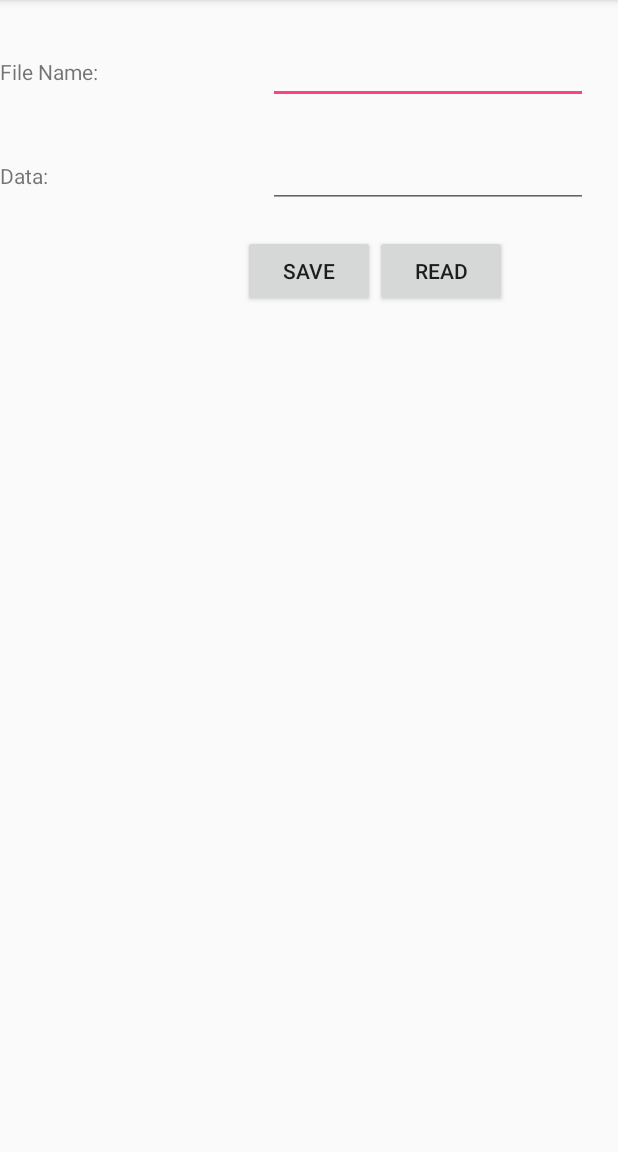
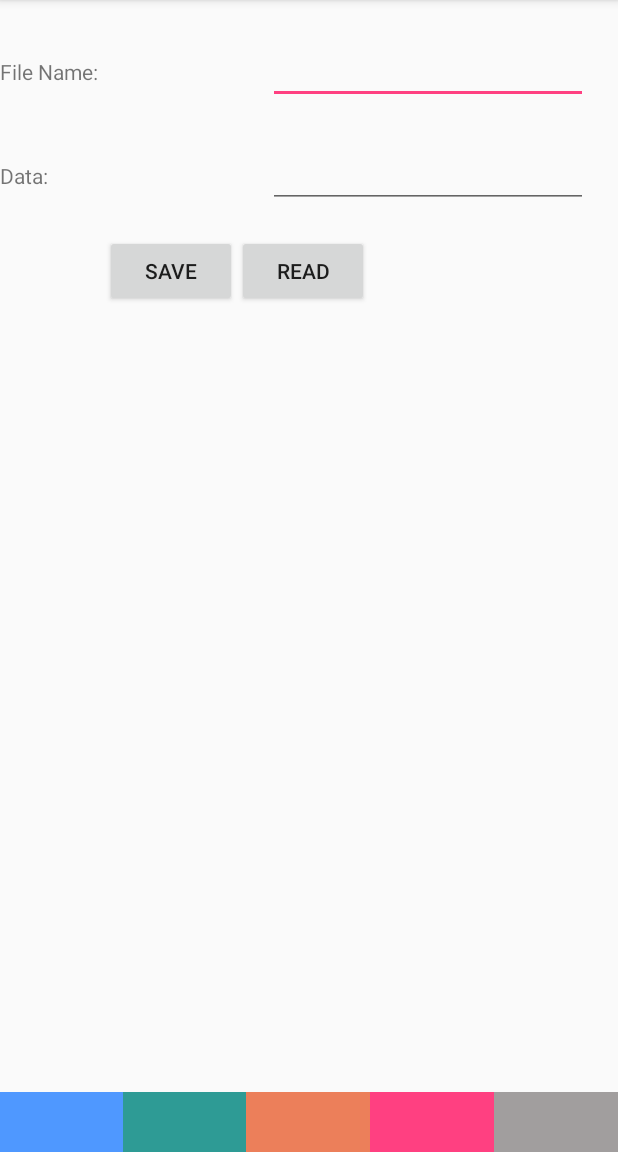
Before and after one commit to manitk12/Internal_database, an Android app: the Main2Activity screen opened directly, with no data from a screen before it, on a phone screen of 412 x 824 dp, the part 84-1236 px from its top. Run offline under Robolectric (Android 15) with nearby library versions, the phone set to English and light mode, and no system bars.

Commit message:
initial commit

```diff
--- a/app/build.gradle
+++ b/app/build.gradle
@@ -30,5 +30,6 @@ dependencies {
     compile 'com.android.support:cardview-v7:25.3.1'
     compile 'com.daimajia.easing:library:2.0@aar'
     compile 'com.daimajia.androidanimations:library:2.2@aar'
+    compile 'pl.droidsonroids.gif:android-gif-drawable:1.2.8'
     testCompile 'junit:junit:4.12'
 }
--- a/app/src/main/res/layout/activity_main2.xml
+++ b/app/src/main/res/layout/activity_main2.xml
@@ -1,8 +1,18 @@
-<RelativeLayout xmlns:android="http://schemas.android.com/apk/res/android"
+<LinearLayout xmlns:android="http://schemas.android.com/apk/res/android"
     xmlns:tools="http://schemas.android.com/tools"
     android:layout_width="match_parent"
     android:layout_height="match_parent"
+    android:orientation="vertical"
+    android:gravity="center_horizontal"
     tools:context=".Main2Activity" >
+
+
+    <RelativeLayout
+        android:layout_width="match_parent"
+        android:layout_height="wrap_content">
+
+
+
 
     <EditText
         android:id="@+id/editText1"
@@ -14,7 +24,6 @@
         android:layout_marginTop="24dp"
         android:ems="10" >
 
-        <requestFocus />
     </EditText>
 
     <EditText
@@ -24,7 +33,13 @@
         android:layout_alignRight="@+id/editText1"
         android:layout_below="@+id/editText1"
         android:layout_marginTop="24dp"
-        android:ems="10" />
+        android:ems="10"
+
+        >
+
+
+
+       </EditText>
 
     <TextView
         android:id="@+id/textView1"
@@ -52,7 +67,7 @@
         android:layout_marginTop="18dp"
         android:text="save"
         android:layout_below="@+id/editText2"
-        android:layout_centerHorizontal="true" />
+        />
 
     <Button
         android:id="@+id/button2"
@@ -63,4 +78,49 @@
         android:layout_toRightOf="@+id/button1"
         android:text="read" />
 
-</RelativeLayout>
+
+    </RelativeLayout>
+
+
+
+    <LinearLayout
+        android:layout_width="match_parent"
+        android:layout_height="match_parent"
+        android:gravity="bottom"
+
+        android:weightSum="5">
+
+        <ImageView
+            android:layout_width="40dp"
+            android:background="@color/blue"
+            android:layout_height="40dp"
+            android:layout_weight="1"/>
+
+        <ImageView
+            android:layout_width="40dp"
+            android:layout_height="40dp"
+            android:layout_weight="1"
+            android:background="@color/green"/>
+
+        <ImageView
+            android:layout_width="40dp"
+            android:layout_height="40dp"
+            android:layout_weight="1"
+            android:background="@color/orange"/>
+
+        <ImageView
+            android:layout_width="40dp"
+            android:layout_height="40dp"
+            android:layout_weight="1"
+            android:background="@color/colorAccent"
+            />
+        <ImageView
+            android:layout_width="40dp"
+            android:layout_height="40dp"
+            android:background="@color/grey"
+            android:layout_weight="1"
+            />
+
+    </LinearLayout>
+
+</LinearLayout>
```
Also changed, not shown: app/src/main/AndroidManifest.xml (+7 -5 lines), app/src/main/java/com/grademojo/internal_database/Main4Activity.java (+26 -10 lines), app/src/main/java/com/grademojo/internal_database/Main5Activity.java (added, +17 -0 lines), app/src/main/res/layout/activity_main5.xml (added, +18 -0 lines), app/src/main/res/layout/scroll_view.xml (added, +232 -0 lines), app/src/main/res/drawable/sky.gif (added).
